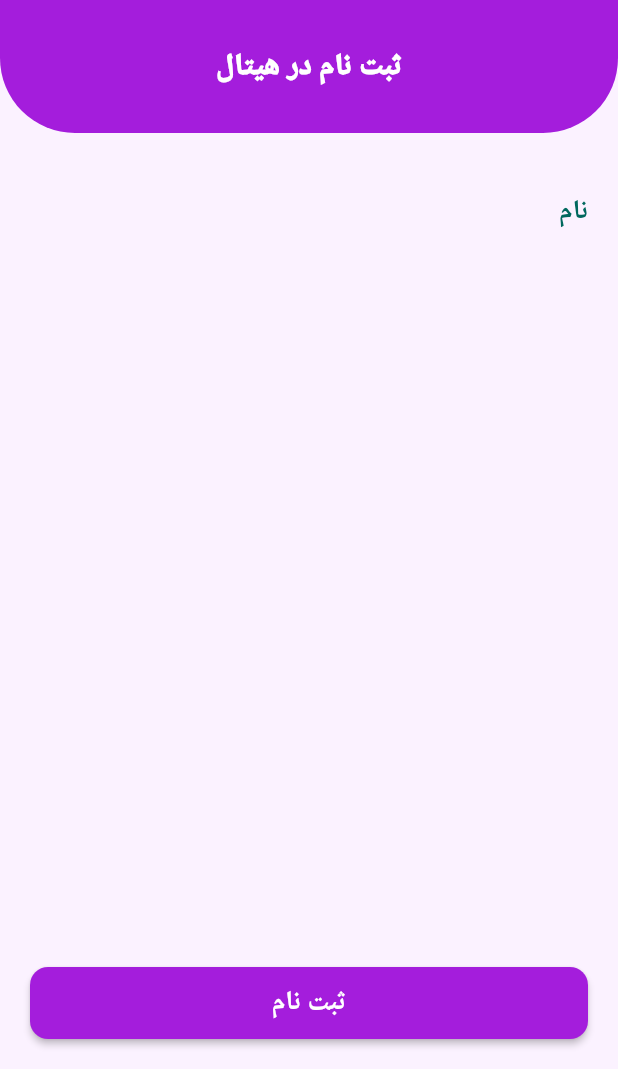
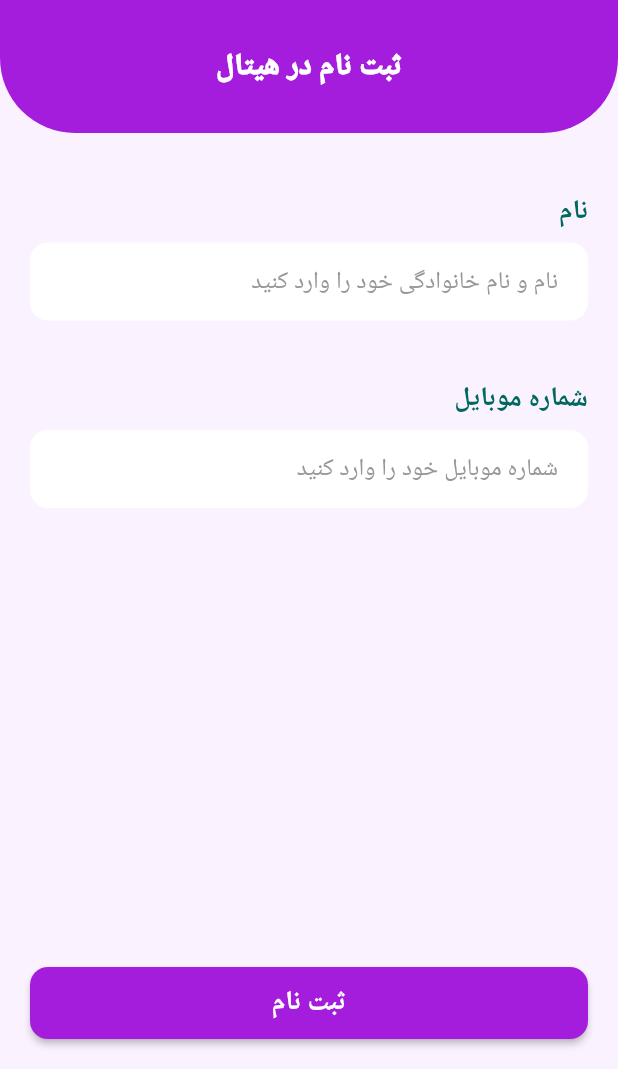
Before and after one commit to mohammad-dehghanifard/flutter_ui_challenge, a Flutter app: the screen it shows after launch, on a phone screen of 412 x 824 dp, the part 167-1236 px from its top. Run offline on Flutter 3.47's test engine with Material 3 defaults, Android fonts, the phone set to English and light mode, and no system bars; our stand-ins replace carousel_slider, google_fonts, google_nav_bar, readmore, smooth_page_indicator; Roboto replaces fonts that are missing (Vazirmatn).

Commit message:
ads app ui : impl AdsCustomTextField Custom Widget

```diff
--- a/lib/ advertising_app/screen/login_form.dart
+++ b/lib/ advertising_app/screen/login_form.dart
@@ -1,4 +1,5 @@
 import 'package:flutter/material.dart';
+import 'package:flutter_ui_challenge/%20advertising_app/widget/ads_custom_text_field.dart';
 import 'package:google_fonts/google_fonts.dart';
 
 class LoginFormScreen extends StatelessWidget {
@@ -31,16 +32,26 @@ class LoginFormScreen extends StatelessWidget {
               ),
             ),
             //form
-            Expanded(child: SingleChildScrollView(
+            const Expanded(child: SingleChildScrollView(
                 child: Padding(
-                  padding: const EdgeInsets.symmetric(horizontal: 20),
+                  padding: EdgeInsets.symmetric(horizontal: 20),
                   child: SizedBox(
                     width: double.infinity,
                     child: Column(
                       crossAxisAlignment: CrossAxisAlignment.end,
                       children: [
-                        const SizedBox(height: 40),
-                        Text("نام",style:GoogleFonts.vazirmatn(fontSize: 18,color: const Color(0xFF00685E),fontWeight: FontWeight.bold))
+                        // full name text field
+                        SizedBox(height: 40),
+                        AdsCustomTextField(
+                          label: "نام",
+                          hint: "نام و نام خانوادگی خود را وارد کنید",
+                        ),
+                        // phone number text field
+                        SizedBox(height: 40),
+                        AdsCustomTextField(
+                          label: "شماره موبایل",
+                          hint: "شماره موبایل خود را وارد کنید",
+                        )
                       ],
                     ),
                   ),
--- /dev/null
+++ b/lib/ advertising_app/widget/ads_custom_text_field.dart
@@ -0,0 +1,38 @@
+import 'package:flutter/material.dart';
+import 'package:google_fonts/google_fonts.dart';
+
+class AdsCustomTextField extends StatelessWidget {
+  const AdsCustomTextField({super.key, required this.label, required this.hint,this.inputType = TextInputType.text});
+  final String label;
+  final String hint;
+  final TextInputType inputType;
+
+  @override
+  Widget build(BuildContext context) {
+    return Column(
+      crossAxisAlignment: CrossAxisAlignment.end,
+      children: [
+        Text(label,style:GoogleFonts.vazirmatn(fontSize: 18,color: const Color(0xFF00685E),fontWeight: FontWeight.bold)),
+        const SizedBox(height: 8),
+        Directionality(
+          textDirection: TextDirection.rtl,
+          child: TextFormField(
+            keyboardType: inputType,
+            decoration: InputDecoration(
+                filled: true,
+                hintText: hint,
+                fillColor: Colors.white,
+                hintStyle: GoogleFonts.vazirmatn(color: const Color(0xFF979797)),
+                contentPadding: const EdgeInsets.symmetric(horizontal: 20,vertical: 15),
+                border: OutlineInputBorder(
+                    borderRadius: BorderRadius.circular(12),
+                    borderSide: BorderSide.none
+                )
+
+            ),
+          ),
+        )
+      ],
+    );
+  }
+}
```
